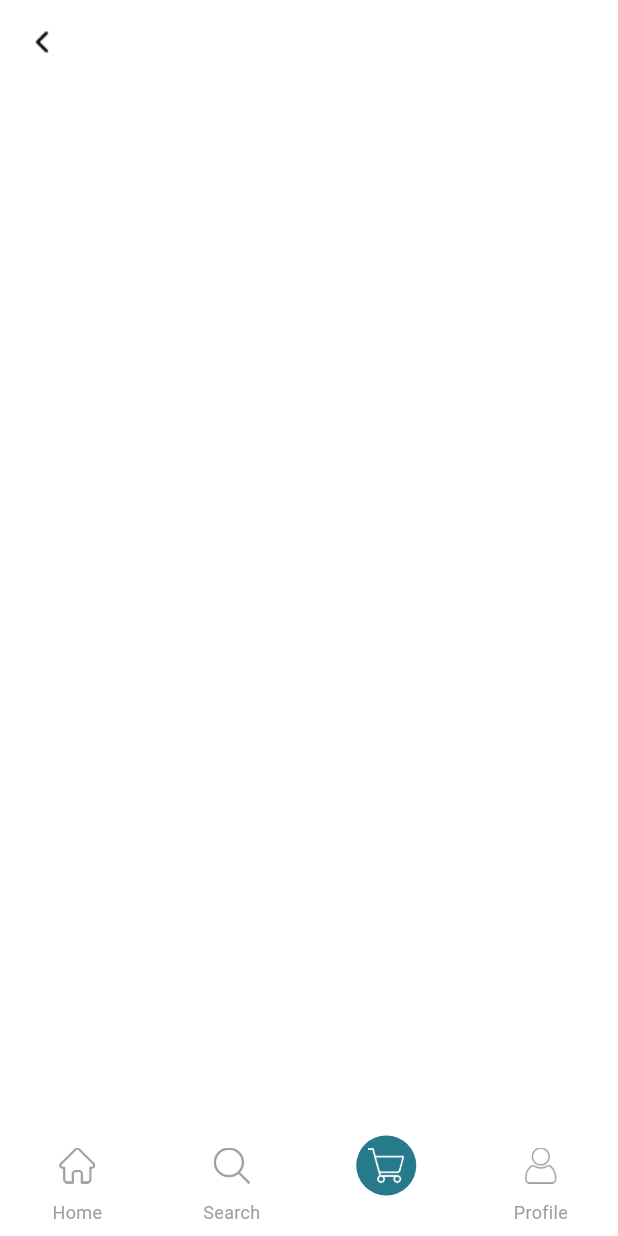
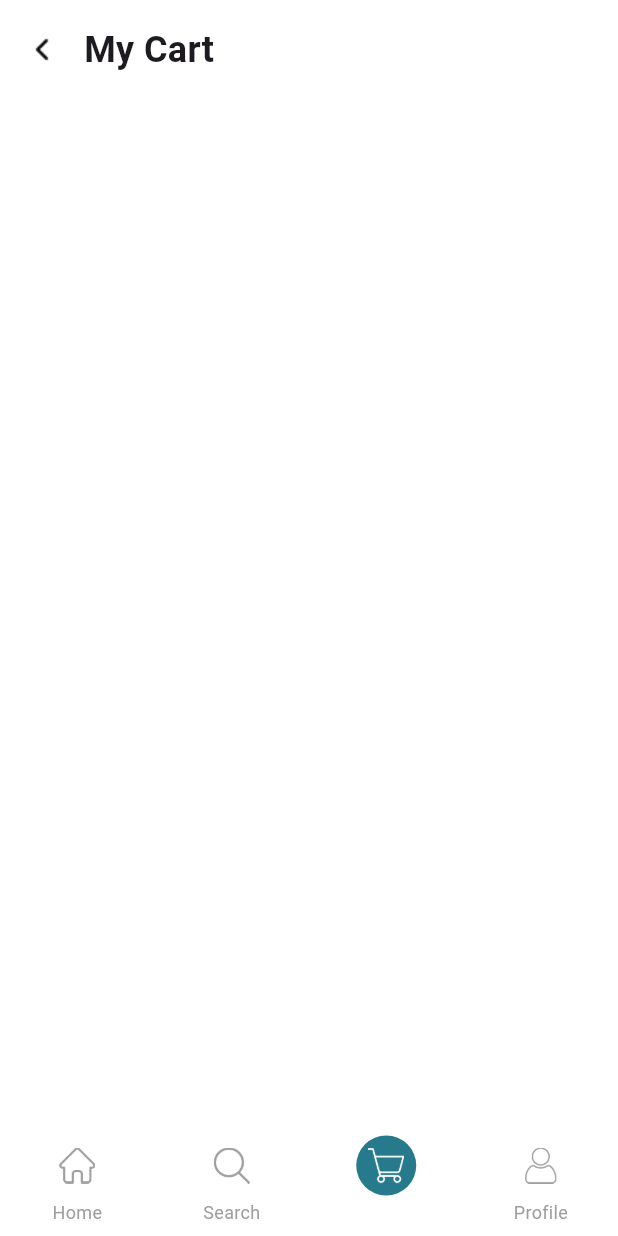
Before and after one commit to Chanukaisuru/CampKit, a Flutter app: the MyCartPage screen opened directly, on a phone screen of 412 x 824 dp. Run offline on Flutter 3.47's test engine with Material 3 defaults, Android fonts, the light colour scheme and no system bars.

Commit message:
add title in to cart

```diff
--- a/lib/cart/cart_page.dart
+++ b/lib/cart/cart_page.dart
@@ -67,6 +67,17 @@ class _MyCartPageState extends State<MyCartPage> {
                       height: 24,
                     ),
                   ),
+
+                  /*--------------Title--------------*/
+                  SizedBox(width: 16),
+                  Text(
+                    'My Cart',
+                    style: TextStyle(
+                      fontSize: 24,
+                      fontWeight: FontWeight.bold,
+                    ),
+                  ),
+
                 ],
               ),
               // Add cart-specific content here if needed.
```
